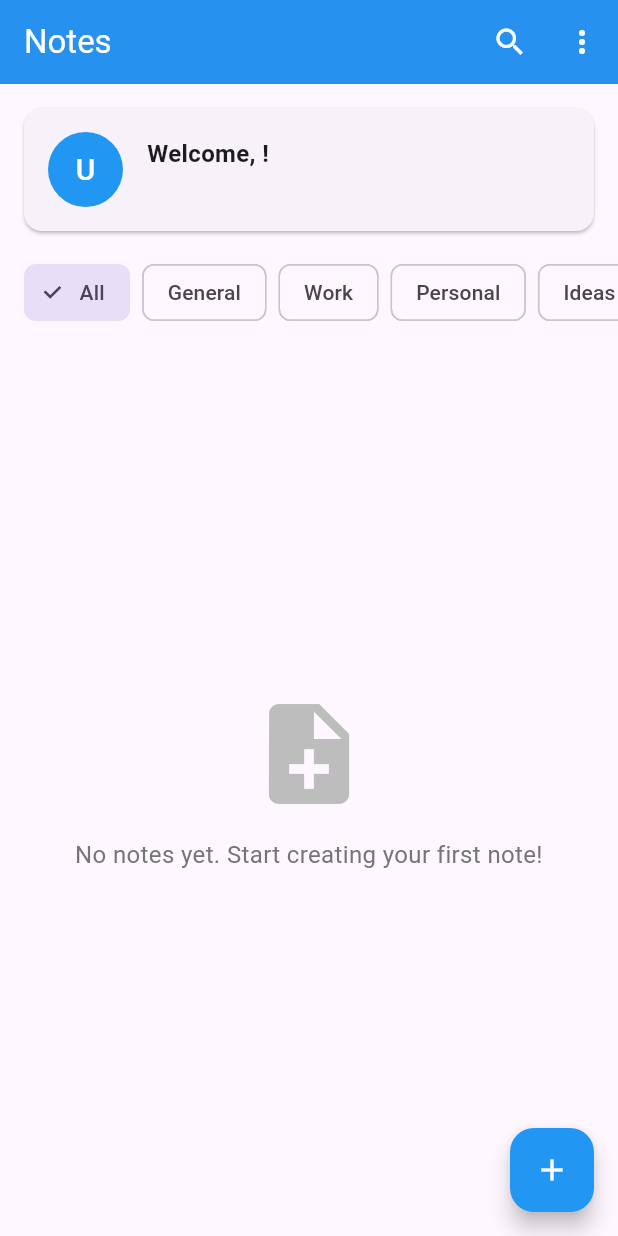
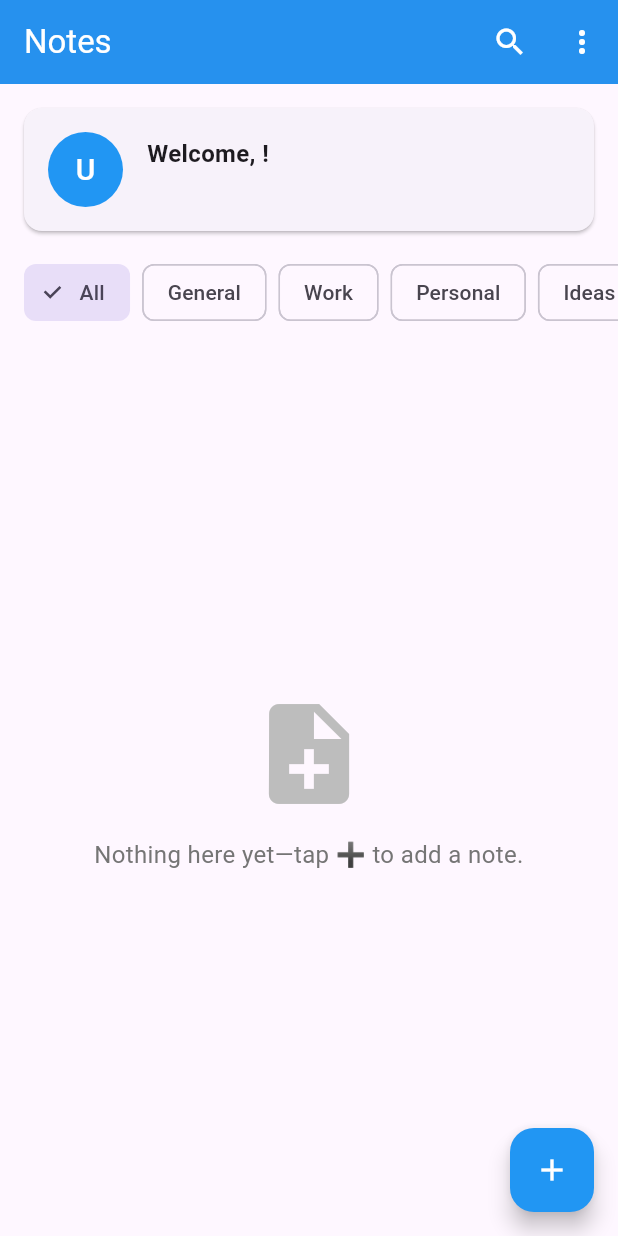
Before and after one commit to Mugisha-isaac/flutter-notes-taking-app, a Flutter app: the screen it shows once a user with an empty profile is signed in, on a phone screen of 412 x 824 dp. Run offline on Flutter 3.47's test engine with Material 3 defaults, Android fonts, the phone set to English and light mode, and no system bars; our stand-ins replace cloud_firestore, firebase_auth, firebase_core, get, get_storage; accounts and stored records are empty.

Commit message:
refact: renaming note controller with CRUD operations

```diff
--- a/lib/main.dart
+++ b/lib/main.dart
@@ -2,7 +2,7 @@ import 'package:firebase_core/firebase_core.dart';
 import 'package:flutter/material.dart';
 import 'package:get/get.dart';
 import 'package:notes_taking_app/controllers/auth_controller.dart';
-import 'package:notes_taking_app/controllers/note.dart';
+import 'package:notes_taking_app/controllers/note_controller.dart';
 import 'package:notes_taking_app/screens/add-edit-note.dart';
 import 'package:notes_taking_app/screens/login.dart';
 import 'package:notes_taking_app/screens/notes.dart';
--- a/lib/screens/add-edit-note.dart
+++ b/lib/screens/add-edit-note.dart
@@ -1,6 +1,6 @@
 import 'package:flutter/material.dart';
 import 'package:get/get.dart';
-import 'package:notes_taking_app/controllers/note.dart';
+import 'package:notes_taking_app/controllers/note_controller.dart';
 import 'package:notes_taking_app/model/note.dart';
 
 class AddEditNotePage extends StatefulWidget {
--- a/lib/screens/notes.dart
+++ b/lib/screens/notes.dart
@@ -1,7 +1,7 @@
 import 'package:flutter/material.dart';
 import 'package:get/get.dart';
 import 'package:notes_taking_app/controllers/auth_controller.dart';
-import 'package:notes_taking_app/controllers/note.dart';
+import 'package:notes_taking_app/controllers/note_controller.dart';
 import 'package:notes_taking_app/model/note.dart';
 import 'package:notes_taking_app/screens/add-edit-note.dart';
 
@@ -152,7 +152,7 @@ class NotesPage extends StatelessWidget {
                         Text(
                           notesController.searchQuery.isNotEmpty
                               ? 'No notes found for "${notesController.searchQuery}"'
-                              : 'No notes yet. Start creating your first note!',
+                              : 'Nothing here yet—tap ➕ to add a note.',
                           style: TextStyle(
                             fontSize: 16,
                             color: Colors.grey[600],
@@ -165,7 +165,7 @@ class NotesPage extends StatelessWidget {
                 }
 
                 return RefreshIndicator(
-                  onRefresh: notesController.loadNotes,
+                  onRefresh: notesController.fetchNotes,
                   child: ListView.builder(
                     padding: const EdgeInsets.all(16.0),
                     itemCount: notesController.filteredNotes.length,
```
Also changed, not shown: lib/controllers/note_controller.dart (renamed from lib/controllers/note.dart).
